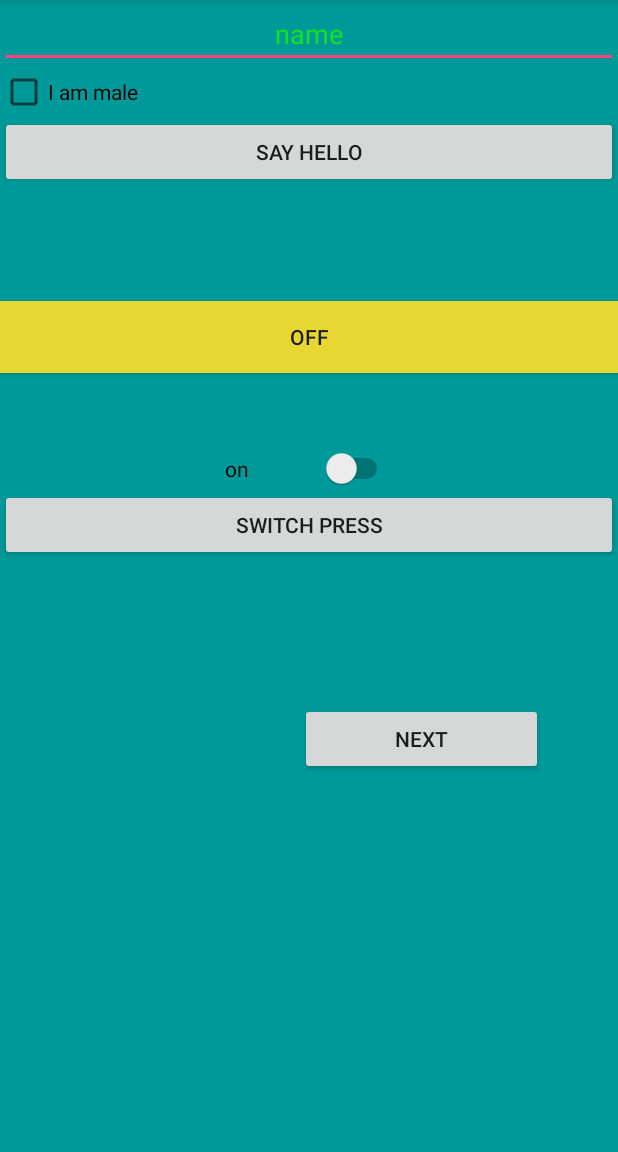
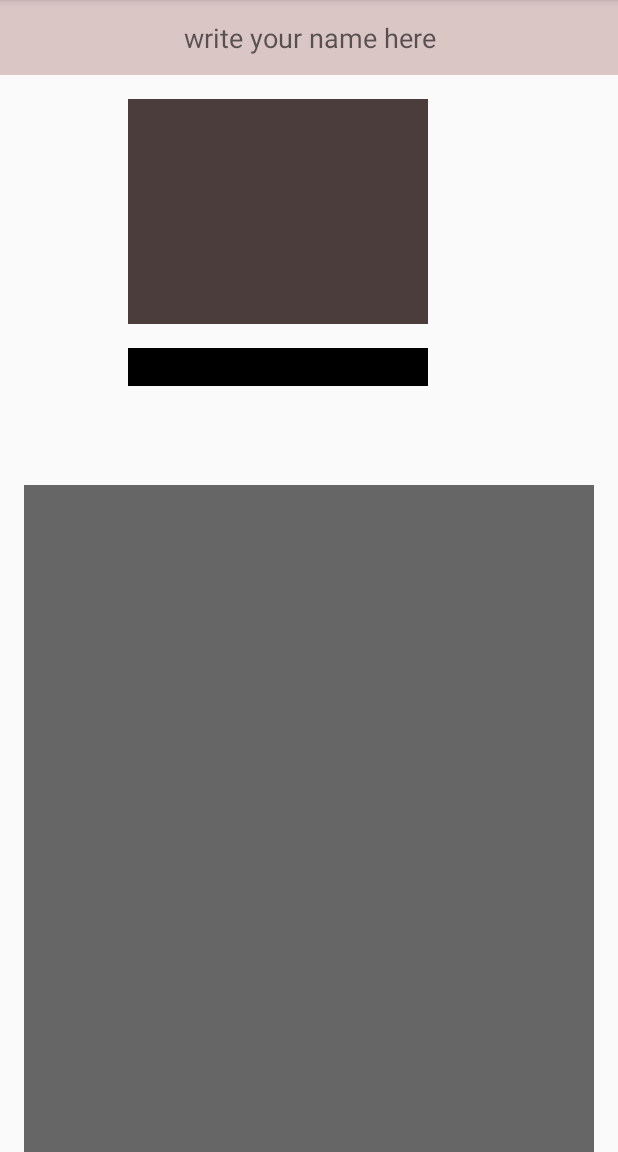
Before and after one commit to mohomigos14959595/stickermaker, an Android app: the screen it shows after launch (MainActivity), on a phone screen of 412 x 824 dp, the part 84-1236 px from its top. Run offline under Robolectric (Android 15) with nearby library versions, the phone set to English and light mode, and no system bars.

Commit message:
تغییرات اولیه بی اهمیت استیکر ساز

```diff
--- a/Findstuff/app/src/main/java/com/example/sazgar/findstuff/MainActivity.java
+++ b/Findstuff/app/src/main/java/com/example/sazgar/findstuff/MainActivity.java
@@ -1,5 +1,6 @@
 package com.example.sazgar.findstuff;
 
+import android.graphics.drawable.Drawable;
 import android.support.annotation.IdRes;
 import android.support.annotation.RawRes;
 import android.support.v7.app.AppCompatActivity;
@@ -8,6 +9,7 @@ import android.view.View;
 import android.widget.Button;
 import android.widget.CheckBox;
 import android.widget.EditText;
+import android.widget.ImageView;
 import android.widget.RadioButton;
 import android.widget.SeekBar;
 import android.widget.Switch;
@@ -16,22 +18,21 @@ import android.widget.Toast;
 import android.widget.ToggleButton;
 
 public class MainActivity extends AppCompatActivity {
-EditText name;
+    EditText name;
     Button sayhello;
     TextView text2;
-
 
 
     @Override
     protected void onCreate(Bundle savedInstanceState) {
         super.onCreate(savedInstanceState);
-        setContentView(R.layout.findview);
-
+        setContentView(R.layout.sticker);
+/*
         sayhello = (Button) findViewById(R.id.sayhello);
         name=(EditText) findViewById(R.id.name);
         text2=(TextView)findViewById(R.id.text2);
         Switch sw=(Switch)findViewById(R.id.switch1);
-        SeekBar se=(SeekBar)findViewById(R.id.seekBar);
+
         RadioButton re=(RadioButton)findViewById(R.id.radioButton);
     }
     public void press(View view){
@@ -99,5 +100,22 @@ public void switchh(View view){
         Toast.makeText(this,"there is no other page  hahahahahah"
         ,Toast.LENGTH_LONG).show();
 
+    */
     }
+
+    public void press(View view) {
+        //1 farakhani  views
+        ImageView imleft = (ImageView) findViewById(R.id.firsimage);
+       EditText edname=(EditText)findViewById(R.id.entername);
+        ImageView imfinal=(ImageView)findViewById(R.id.finalimage);
+        //2 get the image of them
+        Drawable message=imleft.getDrawable();
+        Drawable namemessage= (Drawable) edname.getText();
+        //set the image in the fina limage view
+        imfinal.setImageDrawable(message.getCurrent());
+
+
+
+
     }
+}
--- /dev/null
+++ b/Findstuff/app/src/main/res/layout/sticker.xml
@@ -0,0 +1,60 @@
+<?xml version="1.0" encoding="utf-8"?>
+<LinearLayout xmlns:android="http://schemas.android.com/apk/res/android"
+    android:layout_width="match_parent"
+    android:layout_height="match_parent"
+    android:orientation="vertical">
+
+
+    <EditText
+        android:id="@+id/entername"
+        android:layout_width="match_parent"
+        android:layout_height="50dp"
+        android:background="#e65858"
+        android:backgroundTint="#dbc6c6"
+        android:gravity="center"
+        android:hint="write your name here" />
+
+    <ImageView
+        android:id="@+id/finalimage"
+        android:layout_width="200dp"
+        android:layout_height="150dp"
+        android:layout_marginLeft="85dp"
+        android:layout_marginRight="85dp"
+        android:layout_marginTop="16dp"
+        android:background="#4c3d3d" />
+
+    <TextView
+        android:layout_width="200dp"
+        android:layout_height="25dp"
+        android:layout_marginLeft="85dp"
+        android:layout_marginTop="16dp"
+        android:background="#000" />
+
+
+
+        <LinearLayout
+            android:layout_width="match_parent"
+            android:layout_height="match_parent"
+            android:layout_marginTop="16dp"
+
+            >
+
+            <ImageView
+                android:layout_width="wrap_content"
+                android:layout_height="match_parent"
+                android:layout_weight="1"
+                android:layout_marginLeft="16dp"
+                android:layout_marginTop="50dp"
+                android:layout_marginRight="16dp"
+                android:id="@+id/firsimage"
+                android:background="#666"/>
+
+
+
+
+
+        </LinearLayout>
+
+
+
+</LinearLayout>
```
